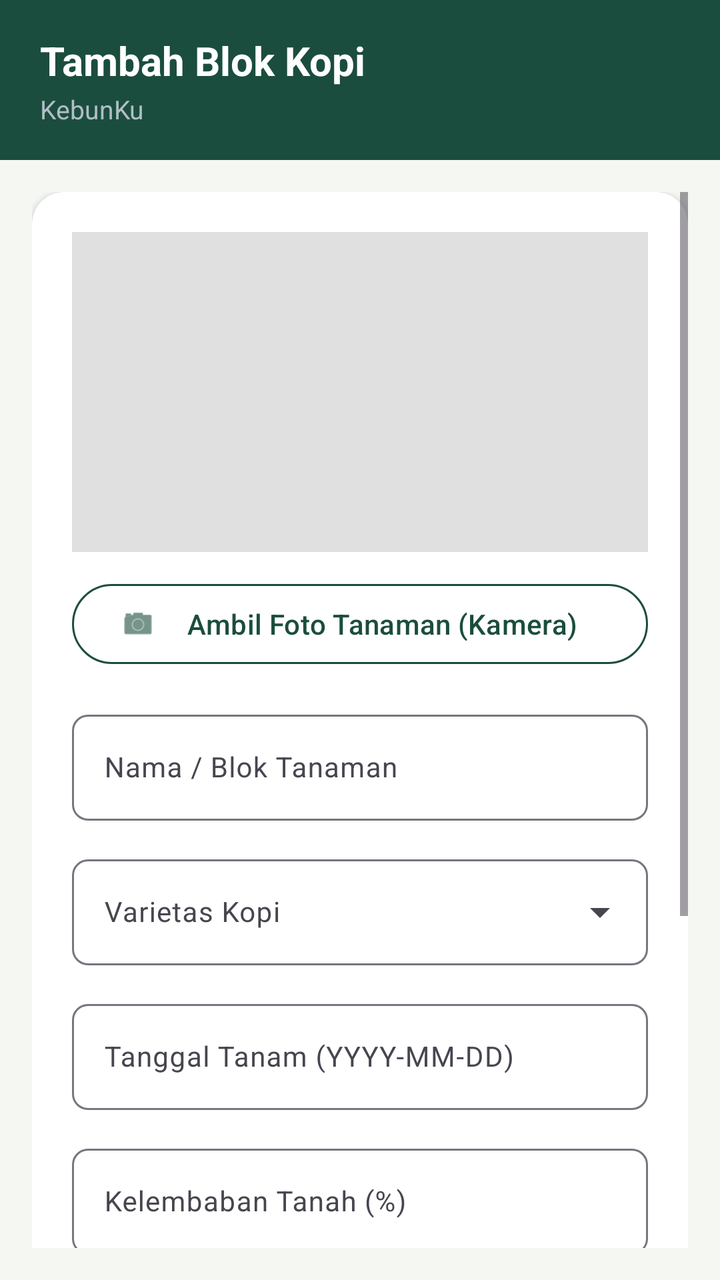
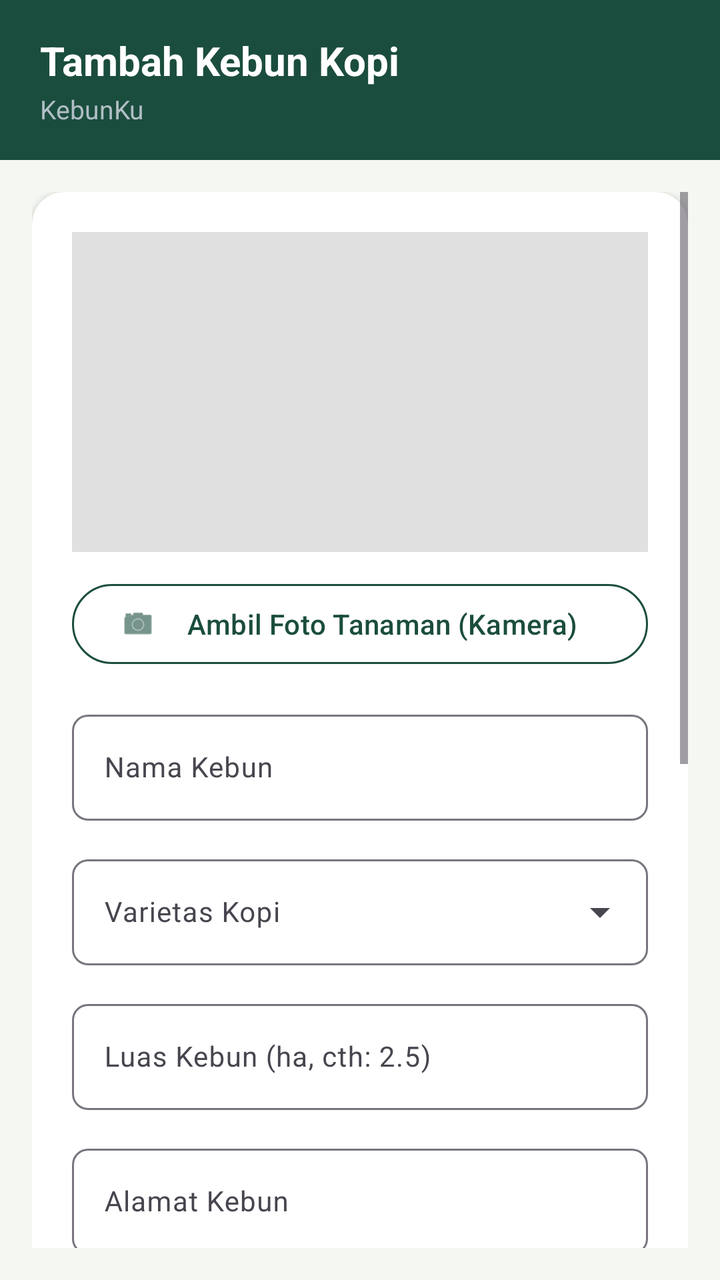

Screens rendered from an Android XML layout before and after an edit, with the pre-edit source and the edit as a unified diff.
<!-- AndroidManifest.xml: application theme Theme.SmartCoffeeFarm -->
<!-- res/layout/activity_add_edit_coffee.xml -->
<?xml version="1.0" encoding="utf-8"?>
<LinearLayout xmlns:android="http://schemas.android.com/apk/res/android"
    xmlns:app="http://schemas.android.com/apk/res-auto"
    android:layout_width="match_parent"
    android:layout_height="match_parent"
    android:background="@color/app_background"
    android:orientation="vertical">

    
    <LinearLayout
        android:layout_width="match_parent"
        android:layout_height="80dp"
        android:background="@color/primary_dark_green"
        android:gravity="center_vertical"
        android:orientation="vertical"
        android:paddingHorizontal="20dp"
        android:paddingVertical="14dp">

        <TextView
            android:id="@+id/tvHeaderTitle"
            android:layout_width="wrap_content"
            android:layout_height="wrap_content"
            android:text="Tambah Blok Kopi"
            android:textColor="@color/white"
            android:textSize="20sp"
            android:textStyle="bold" />

        <TextView
            android:layout_width="wrap_content"
            android:layout_height="wrap_content"
            android:layout_marginTop="2dp"
            android:text="KebunKu"
            android:textColor="#B0BEC5"
            android:textSize="13sp" />
    </LinearLayout>

    <ScrollView
        android:layout_width="match_parent"
        android:layout_height="match_parent"
        android:fillViewport="true"
        android:padding="16dp">

        <androidx.cardview.widget.CardView
            android:layout_width="match_parent"
            android:layout_height="wrap_content"
            app:cardBackgroundColor="@color/card_background"
            app:cardCornerRadius="16dp"
            app:cardElevation="2dp">

            <LinearLayout
                android:layout_width="match_parent"
                android:layout_height="wrap_content"
                android:orientation="vertical"
                android:padding="20dp">

                <ImageView
                    android:id="@+id/ivPlantPhoto"
                    android:layout_width="match_parent"
                    android:layout_height="160dp"
                    android:layout_marginBottom="12dp"
                    android:background="#E0E0E0"
                    android:contentDescription="Foto Tanaman"
                    android:scaleType="centerCrop" />

                <com.google.android.material.button.MaterialButton
                    android:id="@+id/btnCapturePhoto"
                    style="@style/Widget.Material3.Button.OutlinedButton"
                    android:layout_width="match_parent"
                    android:layout_height="48dp"
                    android:layout_marginBottom="16dp"
                    android:text="Ambil Foto Tanaman (Kamera)"
                    android:textAllCaps="false"
                    android:textColor="@color/primary_dark_green"
                    app:icon="@android:drawable/ic_menu_camera"
                    app:iconTint="@color/primary_dark_green"
                    app:strokeColor="@color/primary_dark_green" />

                <com.google.android.material.textfield.TextInputLayout
                    android:id="@+id/tilName"
                    style="@style/Widget.Material3.TextInputLayout.OutlinedBox"
                    android:layout_width="match_parent"
                    android:layout_height="wrap_content"
                    android:layout_marginBottom="14dp"
                    app:boxCornerRadiusBottomEnd="8dp"
                    app:boxCornerRadiusBottomStart="8dp"
                    app:boxCornerRadiusTopEnd="8dp"
                    app:boxCornerRadiusTopStart="8dp">

                    <com.google.android.material.textfield.TextInputEditText
                        android:id="@+id/etName"
                        android:layout_width="match_parent"
                        android:layout_height="wrap_content"
                        android:hint="Nama / Blok Tanaman"
                        android:inputType="text"
                        android:maxLines="1"
                        android:textSize="14sp" />
                </com.google.android.material.textfield.TextInputLayout>

                <com.google.android.material.textfield.TextInputLayout
                    android:id="@+id/tilVariety"
                    style="@style/Widget.Material3.TextInputLayout.OutlinedBox.ExposedDropdownMenu"
                    android:layout_width="match_parent"
                    android:layout_height="wrap_content"
                    android:layout_marginBottom="14dp"
                    app:boxCornerRadiusBottomEnd="8dp"
                    app:boxCornerRadiusBottomStart="8dp"
                    app:boxCornerRadiusTopEnd="8dp"
                    app:boxCornerRadiusTopStart="8dp">

                    <AutoCompleteTextView
                        android:id="@+id/actvVariety"
                        android:layout_width="match_parent"
                        android:layout_height="wrap_content"
                        android:hint="Varietas Kopi"
                        android:inputType="none"
                        android:textSize="14sp" />
                </com.google.android.material.textfield.TextInputLayout>

                <com.google.android.material.textfield.TextInputLayout
                    android:id="@+id/tilDate"
                    style="@style/Widget.Material3.TextInputLayout.OutlinedBox"
                    android:layout_width="match_parent"
                    android:layout_height="wrap_content"
                    android:layout_marginBottom="14dp"
                    app:boxCornerRadiusBottomEnd="8dp"
                    app:boxCornerRadiusBottomStart="8dp"
                    app:boxCornerRadiusTopEnd="8dp"
                    app:boxCornerRadiusTopStart="8dp">

                    <com.google.android.material.textfield.TextInputEditText
                        android:id="@+id/etDate"
                        android:layout_width="match_parent"
                        android:layout_height="wrap_content"
                        android:hint="Tanggal Tanam (YYYY-MM-DD)"
                        android:inputType="date"
                        android:maxLines="1"
                        android:textSize="14sp" />
                </com.google.android.material.textfield.TextInputLayout>

                <com.google.android.material.textfield.TextInputLayout
                    android:id="@+id/tilMoisture"
                    style="@style/Widget.Material3.TextInputLayout.OutlinedBox"
                    android:layout_width="match_parent"
                    android:layout_height="wrap_content"
                    android:layout_marginBottom="14dp"
                    app:boxCornerRadiusBottomEnd="8dp"
                    app:boxCornerRadiusBottomStart="8dp"
                    app:boxCornerRadiusTopEnd="8dp"
                    app:boxCornerRadiusTopStart="8dp">

                    <com.google.android.material.textfield.TextInputEditText
                        android:id="@+id/etMoisture"
                        android:layout_width="match_parent"
                        android:layout_height="wrap_content"
                        android:hint="Kelembaban Tanah (%)"
                        android:inputType="text"
                        android:maxLines="1"
                        android:textSize="14sp" />
                </com.google.android.material.textfield.TextInputLayout>

                <com.google.android.material.textfield.TextInputLayout
                    android:id="@+id/tilStatus"
                    style="@style/Widget.Material3.TextInputLayout.OutlinedBox.ExposedDropdownMenu"
                    android:layout_width="match_parent"
                    android:layout_height="wrap_content"
                    android:layout_marginBottom="14dp"
                    app:boxCornerRadiusBottomEnd="8dp"
                    app:boxCornerRadiusBottomStart="8dp"
                    app:boxCornerRadiusTopEnd="8dp"
                    app:boxCornerRadiusTopStart="8dp">

                    <AutoCompleteTextView
                        android:id="@+id/actvStatus"
                        android:layout_width="match_parent"
                        android:layout_height="wrap_content"
                        android:hint="Kondisi Kesehatan"
                        android:inputType="none"
                        android:textSize="14sp" />
                </com.google.android.material.textfield.TextInputLayout>

                <com.google.android.material.textfield.TextInputLayout
                    android:id="@+id/tilNotes"
                    style="@style/Widget.Material3.TextInputLayout.OutlinedBox"
                    android:layout_width="match_parent"
                    android:layout_height="wrap_content"
                    android:layout_marginBottom="20dp"
                    app:boxCornerRadiusBottomEnd="8dp"
                    app:boxCornerRadiusBottomStart="8dp"
                    app:boxCornerRadiusTopEnd="8dp"
                    app:boxCornerRadiusTopStart="8dp">

                    <com.google.android.material.textfield.TextInputEditText
                        android:id="@+id/etNotes"
                        android:layout_width="match_parent"
                        android:layout_height="wrap_content"
                        android:hint="Catatan Perawatan"
                        android:inputType="textMultiLine"
                        android:minLines="3"
                        android:textSize="14sp" />
                </com.google.android.material.textfield.TextInputLayout>

                <com.google.android.material.button.MaterialButton
                    android:id="@+id/btnSave"
                    android:layout_width="match_parent"
                    android:layout_height="52dp"
                    android:backgroundTint="@color/primary_dark_green"
                    android:text="Simpan Data"
                    android:textAllCaps="false"
                    android:textColor="@color/white"
                    android:textSize="16sp"
                    android:textStyle="bold"
                    app:cornerRadius="8dp" />

            </LinearLayout>
        </androidx.cardview.widget.CardView>
    </ScrollView>

</LinearLayout>
<!-- resources referenced by this layout -->
<resources>
  <color name="app_background">#F5F7F2</color>
  <color name="card_background">#FFFFFFFF</color>
  <color name="primary_dark_green">#1B4D3E</color>
  <color name="white">#FFFFFFFF</color>
  <style name="Theme.SmartCoffeeFarm" parent="Base.Theme.SmartCoffeeFarm" />
  <style name="Base.Theme.SmartCoffeeFarm" parent="Theme.Material3.DayNight.NoActionBar">
          <item name="colorPrimary">@color/primary_dark_green</item>
          <item name="colorSecondary">@color/primary_dark_green</item>
          <item name="android:windowBackground">@color/app_background</item>
          <item name="colorSurface">@color/card_background</item>
      </style>
</resources>

<!-- the commit's change to res/layout/activity_add_edit_coffee.xml (unified diff, before → after) -->
@@ -20,7 +20,7 @@
             android:id="@+id/tvHeaderTitle"
             android:layout_width="wrap_content"
             android:layout_height="wrap_content"
-            android:text="Tambah Blok Kopi"
+            android:text="Tambah Kebun Kopi"
             android:textColor="@color/white"
             android:textSize="20sp"
             android:textStyle="bold" />
@@ -90,7 +90,7 @@
                         android:id="@+id/etName"
                         android:layout_width="match_parent"
                         android:layout_height="wrap_content"
-                        android:hint="Nama / Blok Tanaman"
+                        android:hint="Nama Kebun"
                         android:inputType="text"
                         android:maxLines="1"
                         android:textSize="14sp" />
@@ -113,6 +113,75 @@
                         android:layout_height="wrap_content"
                         android:hint="Varietas Kopi"
                         android:inputType="none"
+                        android:textSize="14sp" />
+                </com.google.android.material.textfield.TextInputLayout>
+
+                <com.google.android.material.textfield.TextInputLayout
+                    android:id="@+id/tilArea"
+                    style="@style/Widget.Material3.TextInputLayout.OutlinedBox"
+                    android:layout_width="match_parent"
+                    android:layout_height="wrap_content"
+                    android:layout_marginBottom="14dp"
+                    app:boxCornerRadiusBottomEnd="8dp"
+                    app:boxCornerRadiusBottomStart="8dp"
+                    app:boxCornerRadiusTopEnd="8dp"
+                    app:boxCornerRadiusTopStart="8dp">
+
+                    <com.google.android.material.textfield.TextInputEditText
+                        android:id="@+id/etArea"
+                        android:layout_width="match_parent"
+                        android:layout_height="wrap_content"
+                        android:hint="Luas Kebun (ha, cth: 2.5)"
+                        android:inputType="numberDecimal"
+                        android:maxLines="1"
+                        android:textColor="@color/text_primary"
+                        android:textColorHint="@color/text_secondary"
+                        android:textSize="14sp" />
+                </com.google.android.material.textfield.TextInputLayout>
+
+                <com.google.android.material.textfield.TextInputLayout
+                    android:id="@+id/tilAddress"
+                    style="@style/Widget.Material3.TextInputLayout.OutlinedBox"
+                    android:layout_width="match_parent"
+                    android:layout_height="wrap_content"
+                    android:layout_marginBottom="14dp"
+                    app:boxCornerRadiusBottomEnd="8dp"
+                    app:boxCornerRadiusBottomStart="8dp"
+                    app:boxCornerRadiusTopEnd="8dp"
+                    app:boxCornerRadiusTopStart="8dp">
+
+                    <com.google.android.material.textfield.TextInputEditText
+                        android:id="@+id/etAddress"
+                        android:layout_width="match_parent"
+                        android:layout_height="wrap_content"
+                        android:hint="Alamat Kebun"
+                        android:inputType="textPostalAddress"
+                        android:maxLines="2"
+                        android:textColor="@color/text_primary"
+                        android:textColorHint="@color/text_secondary"
+                        android:textSize="14sp" />
+                </com.google.android.material.textfield.TextInputLayout>
+
+                <com.google.android.material.textfield.TextInputLayout
+                    android:id="@+id/tilCoordinates"
+                    style="@style/Widget.Material3.TextInputLayout.OutlinedBox"
+                    android:layout_width="match_parent"
+                    android:layout_height="wrap_content"
+                    android:layout_marginBottom="14dp"
+                    app:boxCornerRadiusBottomEnd="8dp"
+                    app:boxCornerRadiusBottomStart="8dp"
+                    app:boxCornerRadiusTopEnd="8dp"
+                    app:boxCornerRadiusTopStart="8dp">
+
+                    <com.google.android.material.textfield.TextInputEditText
+                        android:id="@+id/etCoordinates"
+                        android:layout_width="match_parent"
+                        android:layout_height="wrap_content"
+                        android:hint="Koordinat Maps (cth: -6.2000, 106.8166)"
+                        android:inputType="text"
+                        android:maxLines="1"
+                        android:textColor="@color/text_primary"
+                        android:textColorHint="@color/text_secondary"
                         android:textSize="14sp" />
                 </com.google.android.material.textfield.TextInputLayout>
 
<!-- resource entries referenced after the edit -->
@@ -3,6 +3,8 @@
   <color name="app_background">#F5F7F2</color>
   <color name="card_background">#FFFFFFFF</color>
   <color name="primary_dark_green">#1B4D3E</color>
+  <color name="text_primary">#222222</color>
+  <color name="text_secondary">#666666</color>
   <color name="white">#FFFFFFFF</color>
   <style name="Theme.SmartCoffeeFarm" parent="Base.Theme.SmartCoffeeFarm" />
   <style name="Base.Theme.SmartCoffeeFarm" parent="Theme.Material3.DayNight.NoActionBar">
